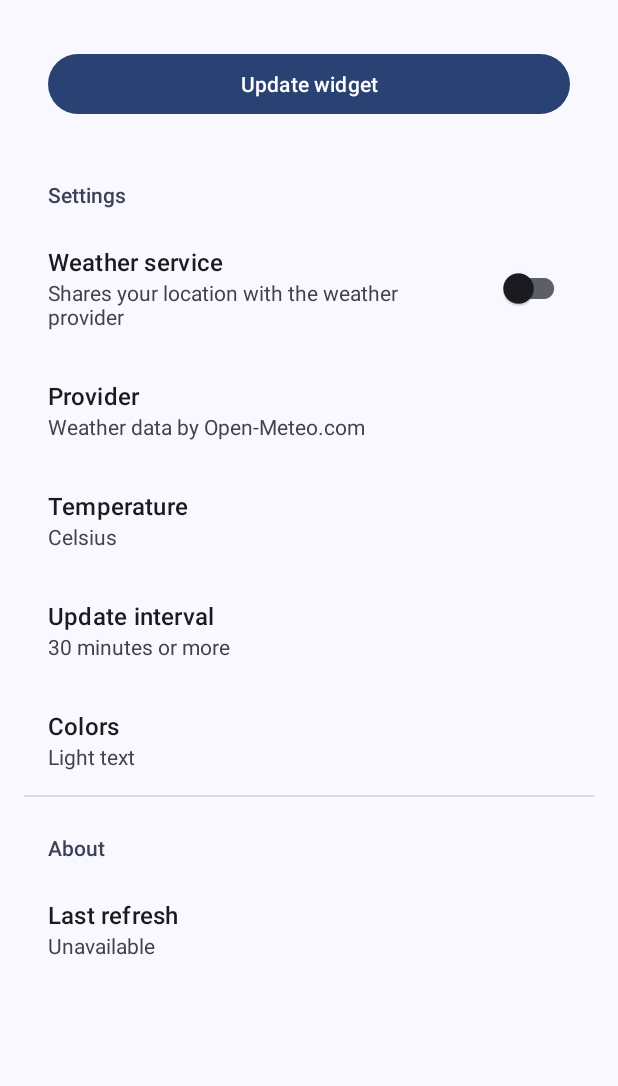
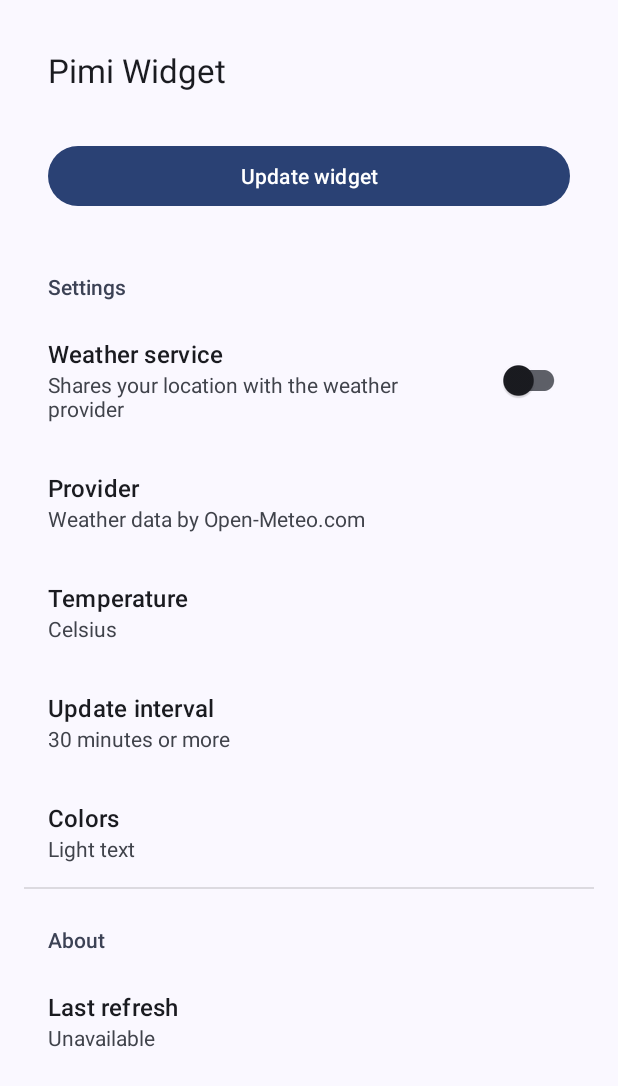
Before and after one commit to kolakek/pimi-widget, an Android app: the WidgetConfigureActivity screen opened directly, with no data from a screen before it, on a phone screen of 412 x 824 dp. Shown: the top 1086 px of the screen. Run offline under Robolectric (Android 15) with nearby library versions, the phone set to English and light mode, and no system bars; our stand-ins replace androidx.preference; 3 statements that could not run were skipped.

Commit message:
Add title to config screen

```diff
--- a/app/src/main/res/layout/pimi_widget_configure.xml
+++ b/app/src/main/res/layout/pimi_widget_configure.xml
@@ -5,6 +5,13 @@
     android:orientation="vertical"
     android:fitsSystemWindows="true"
     android:padding="16dp">
+
+    <TextView
+        android:layout_width="match_parent"
+        android:layout_height="wrap_content"
+        android:padding="16dp"
+        android:textAppearance="@style/TextAppearance.Material3.TitleLarge"
+        android:text="Pimi Widget" />
 
     <com.google.android.material.button.MaterialButton
         android:id="@+id/button"
--- a/app/src/main/res/xml/pimi_widget_prefs.xml
+++ b/app/src/main/res/xml/pimi_widget_prefs.xml
@@ -6,7 +6,9 @@
         android:key="category_settings"
         android:selectable="false"
         android:title="@string/config_settings_sec"
-        app:iconSpaceReserved="false">
+        app:iconSpaceReserved="false"
+        app:allowDividerAbove="false"
+        app:allowDividerBelow="false" >
 
         <SwitchPreferenceCompat
             android:key="weather_switch"
@@ -51,7 +53,9 @@
         android:key="category_about"
         android:selectable="false"
         android:title="@string/config_about_sec"
-        app:iconSpaceReserved="false">
+        app:iconSpaceReserved="false"
+        app:allowDividerAbove="false"
+        app:allowDividerBelow="false" >
 
         <Preference
             android:key="about_location"
```
